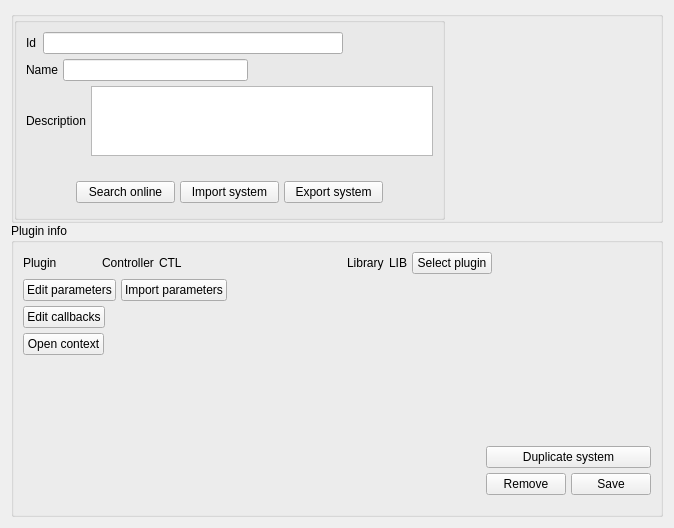
The window that ui/system.ui (labust/csbenchlab) describes before a commit, drawn with Qt 5.
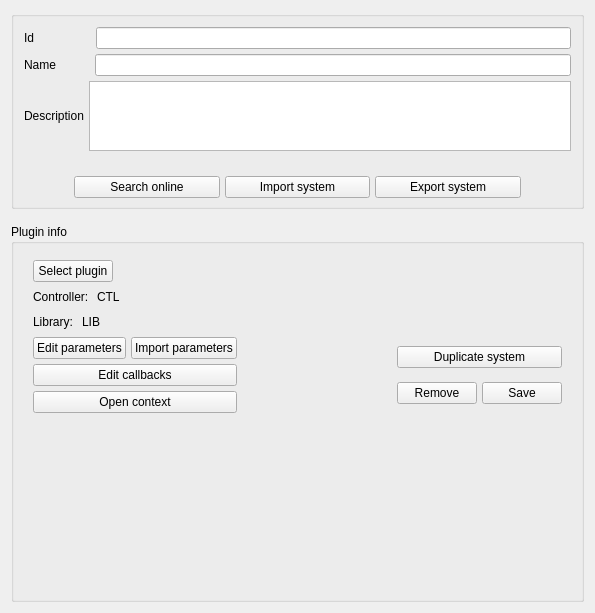
The same window after the commit.

What changed in the file:
```diff
--- a/ui/system.ui
+++ b/ui/system.ui
@@ -6,8 +6,8 @@
    <rect>
     <x>0</x>
     <y>0</y>
-    <width>674</width>
-    <height>528</height>
+    <width>595</width>
+    <height>613</height>
    </rect>
   </property>
   <property name="minimumSize">
@@ -23,32 +23,9 @@
    <item>
     <layout class="QVBoxLayout" name="verticalLayout" stretch="5,20">
      <property name="spacing">
-      <number>0</number>
-     </property>
-     <item>
-      <widget class="QGroupBox" name="groupBox">
-       <property name="title">
-        <string/>
-       </property>
-       <layout class="QHBoxLayout" name="horizontalLayout_3" stretch="0">
-        <property name="spacing">
-         <number>0</number>
-        </property>
-        <property name="leftMargin">
-         <number>0</number>
+      <number>15</number>
         </property>
         <property name="topMargin">
-         <number>0</number>
-        </property>
-        <property name="rightMargin">
-         <number>0</number>
-        </property>
-        <property name="bottomMargin">
-         <number>0</number>
-        </property>
-        <item>
-         <layout class="QHBoxLayout" name="horizontalLayout_2" stretch="20,10">
-          <property name="spacing">
            <number>0</number>
           </property>
           <item>
@@ -56,28 +33,55 @@
             <property name="title">
              <string/>
             </property>
-            <layout class="QHBoxLayout" name="horizontalLayout_4" stretch="50">
+       <layout class="QHBoxLayout" name="horizontalLayout_4" stretch="0">
+        <property name="spacing">
+         <number>0</number>
+        </property>
+        <property name="leftMargin">
+         <number>0</number>
+        </property>
+        <property name="topMargin">
+         <number>0</number>
+        </property>
+        <property name="rightMargin">
+         <number>0</number>
+        </property>
+        <property name="bottomMargin">
+         <number>0</number>
+        </property>
              <item>
               <layout class="QVBoxLayout" name="verticalLayout_3">
                <property name="spacing">
                 <number>5</number>
                </property>
                <property name="leftMargin">
-                <number>0</number>
+           <number>10</number>
+          </property>
+          <property name="topMargin">
+           <number>10</number>
+          </property>
+          <property name="rightMargin">
+           <number>10</number>
                </property>
                <property name="bottomMargin">
-                <number>5</number>
+           <number>8</number>
                </property>
                <item>
                 <layout class="QHBoxLayout" name="horizontalLayout_13">
                  <property name="spacing">
-                  <number>0</number>
+             <number>48</number>
                  </property>
                  <property name="topMargin">
                   <number>0</number>
                  </property>
                  <item>
                   <widget class="QLabel" name="label_5">
+              <property name="minimumSize">
+               <size>
+                <width>24</width>
+                <height>0</height>
+               </size>
+              </property>
                    <property name="text">
                     <string>Id  </string>
                    </property>
@@ -87,51 +91,38 @@
                   <widget class="QLineEdit" name="idTxt">
                    <property name="minimumSize">
                     <size>
-                     <width>300</width>
+                <width>30</width>
                      <height>0</height>
                     </size>
                    </property>
                   </widget>
                  </item>
-                 <item>
-                  <spacer name="horizontalSpacer_8">
-                   <property name="orientation">
-                    <enum>Qt::Horizontal</enum>
-                   </property>
-                   <property name="sizeHint" stdset="0">
-                    <size>
-                     <width>40</width>
-                     <height>20</height>
-                    </size>
-                   </property>
-                  </spacer>
-                 </item>
                 </layout>
                </item>
                <item>
                 <layout class="QHBoxLayout" name="horizontalLayout_5">
+            <property name="spacing">
+             <number>34</number>
+            </property>
                  <item>
                   <widget class="QLabel" name="nameLabel">
+              <property name="minimumSize">
+               <size>
+                <width>37</width>
+                <height>0</height>
+               </size>
+              </property>
                    <property name="text">
                     <string>Name</string>
                    </property>
                   </widget>
                  </item>
                  <item>
-                  <widget class="QLineEdit" name="nameTxt"/>
-                 </item>
-                 <item>
-                  <spacer name="horizontalSpacer_2">
-                   <property name="orientation">
-                    <enum>Qt::Horizontal</enum>
-                   </property>
-                   <property name="sizeHint" stdset="0">
-                    <size>
-                     <width>40</width>
-                     <height>20</height>
-                    </size>
-                   </property>
-                  </spacer>
+             <widget class="QLineEdit" name="nameTxt">
+              <property name="focusPolicy">
+               <enum>Qt::FocusPolicy::ClickFocus</enum>
+              </property>
+             </widget>
                  </item>
                 </layout>
                </item>
@@ -189,29 +180,14 @@
            </widget>
           </item>
           <item>
-           <spacer name="horizontalSpacer">
-            <property name="orientation">
-             <enum>Qt::Horizontal</enum>
-            </property>
-            <property name="sizeHint" stdset="0">
-             <size>
-              <width>40</width>
-              <height>20</height>
-             </size>
-            </property>
-           </spacer>
-          </item>
-         </layout>
-        </item>
-       </layout>
-      </widget>
-     </item>
-     <item>
       <widget class="QGroupBox" name="groupBox_2">
        <property name="title">
         <string>Plugin info</string>
        </property>
        <layout class="QHBoxLayout" name="horizontalLayout_9">
+        <property name="topMargin">
+         <number>6</number>
+        </property>
         <item>
          <layout class="QHBoxLayout" name="horizontalLayout_10" stretch="20">
           <property name="spacing">
@@ -226,27 +202,33 @@
              <number>5</number>
             </property>
             <property name="leftMargin">
-             <number>0</number>
+             <number>10</number>
+            </property>
+            <property name="topMargin">
+             <number>10</number>
+            </property>
+            <property name="rightMargin">
+             <number>10</number>
             </property>
             <property name="bottomMargin">
-             <number>10</number>
+             <number>8</number>
             </property>
             <item>
              <layout class="QHBoxLayout" name="horizontalLayout_6">
               <item>
-               <widget class="QLabel" name="label">
+               <widget class="QPushButton" name="selectPluginBtn">
                 <property name="text">
-                 <string>Plugin</string>
+                 <string>Select plugin</string>
                 </property>
                </widget>
               </item>
               <item>
-               <spacer name="horizontalSpacer_4">
+               <spacer name="horizontalSpacer_13">
                 <property name="orientation">
-                 <enum>Qt::Horizontal</enum>
+                 <enum>Qt::Orientation::Horizontal</enum>
                 </property>
                 <property name="sizeType">
-                 <enum>QSizePolicy::Minimum</enum>
+                 <enum>QSizePolicy::Policy::MinimumExpanding</enum>
                 </property>
                 <property name="sizeHint" stdset="0">
                  <size>
@@ -256,10 +238,25 @@
                 </property>
                </spacer>
               </item>
+             </layout>
+            </item>
+            <item>
+             <layout class="QVBoxLayout" name="verticalLayout_7">
+              <property name="topMargin">
+               <number>0</number>
+              </property>
+              <property name="bottomMargin">
+               <number>0</number>
+              </property>
+              <item>
+               <layout class="QHBoxLayout" name="horizontalLayout">
+                <property name="topMargin">
+                 <number>0</number>
+                </property>
               <item>
                <widget class="QLabel" name="label_2">
                 <property name="text">
-                 <string>Controller</string>
+                   <string>Controller: </string>
                 </property>
                </widget>
               </item>
@@ -273,7 +270,7 @@
               <item>
                <spacer name="horizontalSpacer_3">
                 <property name="orientation">
-                 <enum>Qt::Horizontal</enum>
+                   <enum>Qt::Orientation::Horizontal</enum>
                 </property>
                 <property name="sizeHint" stdset="0">
                  <size>
@@ -283,10 +280,20 @@
                 </property>
                </spacer>
               </item>
+               </layout>
+              </item>
+              <item>
+               <layout class="QHBoxLayout" name="horizontalLayout_11">
+                <property name="topMargin">
+                 <number>0</number>
+                </property>
+                <property name="rightMargin">
+                 <number>0</number>
+                </property>
               <item>
                <widget class="QLabel" name="label_4">
                 <property name="text">
-                 <string>Library</string>
+                   <string>Library: </string>
                 </property>
                </widget>
               </item>
@@ -298,19 +305,12 @@
                </widget>
               </item>
               <item>
-               <widget class="QPushButton" name="selectPluginBtn">
-                <property name="text">
-                 <string>Select plugin</string>
-                </property>
-               </widget>
-              </item>
-              <item>
-               <spacer name="horizontalSpacer_13">
+                 <spacer name="horizontalSpacer_4">
                 <property name="orientation">
-                 <enum>Qt::Horizontal</enum>
+                   <enum>Qt::Orientation::Horizontal</enum>
                 </property>
                 <property name="sizeType">
-                 <enum>QSizePolicy::MinimumExpanding</enum>
+                   <enum>QSizePolicy::Policy::Expanding</enum>
                 </property>
                 <property name="sizeHint" stdset="0">
                  <size>
@@ -322,8 +322,29 @@
               </item>
              </layout>
             </item>
+             </layout>
+            </item>
             <item>
-             <layout class="QHBoxLayout" name="horizontalLayout_11">
+             <layout class="QHBoxLayout" name="horizontalLayout_3">
+              <property name="leftMargin">
+               <number>0</number>
+              </property>
+              <property name="topMargin">
+               <number>0</number>
+              </property>
+              <item>
+               <layout class="QVBoxLayout" name="verticalLayout_6">
+                <property name="topMargin">
+                 <number>0</number>
+                </property>
+                <property name="bottomMargin">
+                 <number>0</number>
+                </property>
+                <item>
+                 <layout class="QHBoxLayout" name="horizontalLayout_2">
+                  <property name="leftMargin">
+                   <number>0</number>
+                  </property>
               <property name="topMargin">
                <number>0</number>
               </property>
@@ -341,26 +362,8 @@
                 </property>
                </widget>
               </item>
-              <item>
-               <spacer name="horizontalSpacer_6">
-                <property name="orientation">
-                 <enum>Qt::Horizontal</enum>
-                </property>
-                <property name="sizeHint" stdset="0">
-                 <size>
-                  <width>40</width>
-                  <height>20</height>
-                 </size>
-                </property>
-               </spacer>
-              </item>
-             </layout>
-            </item>
-            <item>
-             <layout class="QHBoxLayout" name="horizontalLayout_16">
-              <property name="topMargin">
-               <number>0</number>
-              </property>
+                 </layout>
+                </item>
               <item>
                <widget class="QPushButton" name="editCallbacksBtn">
                 <property name="text">
@@ -369,69 +372,18 @@
                </widget>
               </item>
               <item>
-               <spacer name="horizontalSpacer_9">
-                <property name="orientation">
-                 <enum>Qt::Horizontal</enum>
-                </property>
-                <property name="sizeHint" stdset="0">
-                 <size>
-                  <width>40</width>
-                  <height>20</height>
-                 </size>
-                </property>
-               </spacer>
-              </item>
-             </layout>
-            </item>
-            <item>
-             <layout class="QHBoxLayout" name="horizontalLayout_12">
-              <property name="bottomMargin">
-               <number>0</number>
-              </property>
-              <item>
                <widget class="QPushButton" name="openContextBtn">
                 <property name="text">
                  <string>Open context</string>
                 </property>
                </widget>
               </item>
-              <item>
-               <spacer name="horizontalSpacer_7">
-                <property name="orientation">
-                 <enum>Qt::Horizontal</enum>
-                </property>
-                <property name="sizeHint" stdset="0">
-                 <size>
-                  <width>40</width>
-                  <height>20</height>
-                 </size>
-                </property>
-               </spacer>
-              </item>
              </layout>
             </item>
             <item>
-             <spacer name="verticalSpacer">
+               <spacer name="horizontalSpacer">
               <property name="orientation">
-               <enum>Qt::Vertical</enum>
-              </property>
-              <property name="sizeHint" stdset="0">
-               <size>
-                <width>20</width>
-                <height>40</height>
-               </size>
-              </property>
-             </spacer>
-            </item>
-            <item>
-             <layout class="QHBoxLayout" name="horizontalLayout_8">
-              <property name="topMargin">
-               <number>0</number>
-              </property>
-              <item>
-               <spacer name="horizontalSpacer_5">
-                <property name="orientation">
-                 <enum>Qt::Horizontal</enum>
+                 <enum>Qt::Orientation::Horizontal</enum>
                 </property>
                 <property name="sizeHint" stdset="0">
                  <size>
@@ -485,17 +437,27 @@
               </item>
              </layout>
             </item>
-           </layout>
-          </item>
-         </layout>
-        </item>
-       </layout>
-      </widget>
-     </item>
-    </layout>
-   </item>
    <item>
-    <layout class="QHBoxLayout" name="horizontalLayout"/>
+             <spacer name="verticalSpacer">
+              <property name="orientation">
+               <enum>Qt::Orientation::Vertical</enum>
+              </property>
+              <property name="sizeHint" stdset="0">
+               <size>
+                <width>20</width>
+                <height>40</height>
+               </size>
+              </property>
+             </spacer>
+            </item>
+           </layout>
+          </item>
+         </layout>
+        </item>
+       </layout>
+      </widget>
+     </item>
+    </layout>
    </item>
   </layout>
  </widget>
```
Lines whose indentation alone changed are shown as unchanged.
